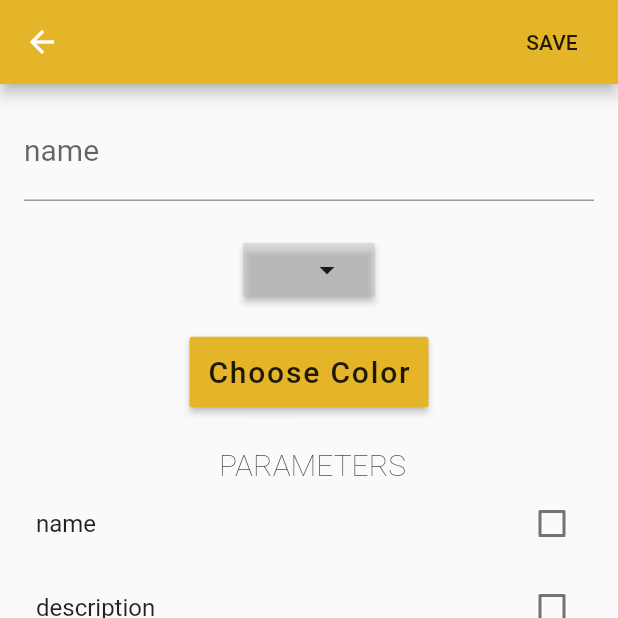
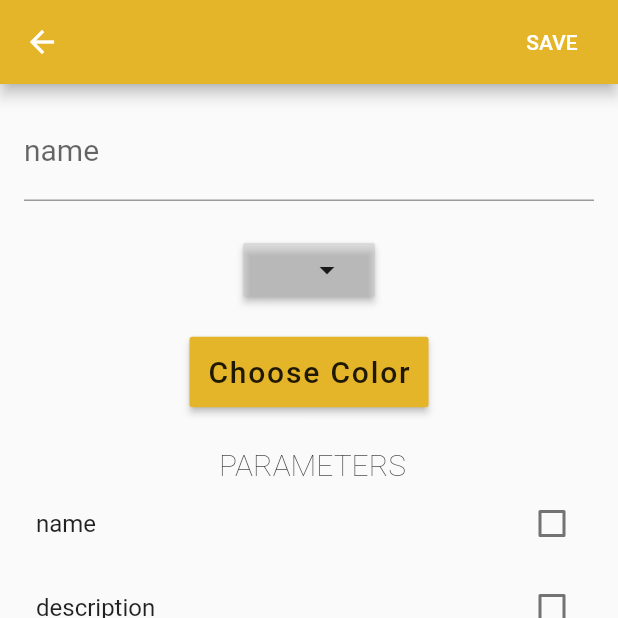
Before and after one commit to Eternali/watoplan_flut, a Flutter app: the SettingsScreen screen opened by its route, after a tap on the "add" icon, on a phone screen of 412 x 824 dp, the top half of it. Run offline on Flutter 3.47's test engine with Material 2 defaults, Android fonts, the phone set to English and light mode, and no system bars; our stand-ins replace convert, flutter_local_notifications, shared_preferences; missing offline and left inert: mongo_dart, sms; accounts and stored records are empty; statements that could not run were skipped.

Commit message:
minor ui tweaks, working on sorting issue

```diff
--- a/lib/intents.dart
+++ b/lib/intents.dart
@@ -119,12 +119,12 @@ class Intents {
     appState.value = Reducers.changeActivity(appState.value, newActivity);
   }
 
-  static void sortActivities(AppStateObservable appState, [ String sorterName, bool reversed = false ]) async {
+  static void sortActivities(AppStateObservable appState, [ String sorterName, bool reversed ]) async {
     if (sorterName != null)
       await SharedPreferences.getInstance()
         .then((prefs) { prefs.setString('sorter', sorterName); return prefs; })
         .then((prefs) => prefs.setBool('sortRev', reversed));
-    appState.value = Reducers.sortActivities(appState.value, sorterName ?? appState.value.sorter, reversed);
+    appState.value = Reducers.sortActivities(appState.value, sorterName ?? appState.value.sorter, reversed ?? appState.value.sortRev);
   }
 
   static void setFocused(AppStateObservable appState, { int indice, Activity activity, ActivityType activityType }) {
--- a/lib/screens/add_edit_type_screen.dart
+++ b/lib/screens/add_edit_type_screen.dart
@@ -21,12 +21,8 @@ class AddEditTypeScreenState extends State<AddEditTypeScreen> {
   @override
   Widget build(BuildContext context) {
     // watch out since every time setState is called on this screen, this will be regenerated
-    AppState stateVal = Provider.of(context).value;
-    ThemeData theme = Theme.of(context);
-
-    // ActivityType stateVal.editingType = stateVal.focused >= 0
-    //   ? ActivityType.from(stateVal.activityTypes[stateVal.focused])
-    //   : new ActivityType();
+    final AppState stateVal = Provider.of(context).value;
+    final ThemeData theme = Theme.of(context);
 
     return new Scaffold(
       appBar: new AppBar(
@@ -39,7 +35,8 @@ class AddEditTypeScreenState extends State<AddEditTypeScreen> {
         actions: <Widget>[
           new FlatButton(
             child: new Text(
-              WatoplanLocalizations.of(context).save.toUpperCase()
+              WatoplanLocalizations.of(context).save.toUpperCase(),
+              style: theme.textTheme.button.copyWith(color: Colors.white),
             ),
             onPressed: () {
               if (stateVal.focused >= 0) Intents.changeActivityType(Provider.of(context), stateVal.editingType);
--- a/lib/themes.dart
+++ b/lib/themes.dart
@@ -35,14 +35,12 @@ final Map<String, ThemeData> themes = {
   'light': LightTheme,
 };
 
-final ThemeData DarkTheme = new ThemeData(
-  brightness: Brightness.dark,
+final ThemeData DarkTheme = new ThemeData.dark().copyWith(
   primaryColor: WatoplanColors.purple[400],
   accentColor: WatoplanColors.gold[400],
 );
 
-final ThemeData LightTheme = new ThemeData(
-  brightness: Brightness.light,
+final ThemeData LightTheme = new ThemeData.light().copyWith(
   primaryColor: WatoplanColors.purple[400],
   accentColor: WatoplanColors.gold[400],
 );
--- a/lib/widgets/edit_text.dart
+++ b/lib/widgets/edit_text.dart
@@ -38,7 +38,7 @@ class EditTextState extends State<EditText> {
         keyboardType: widget.maxLines > 1 ? TextInputType.multiline : TextInputType.text,
         maxLines: widget.maxLines,
         textAlign: TextAlign.center,
-        style: new TextStyle(
+        style: Theme.of(context).textTheme.body1.copyWith(
           fontSize: 20.0,
         ),
         decoration: new InputDecoration(
```
Also changed, not shown: lib/screens/add_edit_screen.dart (+7 -12 lines), lib/widgets/activity_card.dart (+6 -5 lines).
